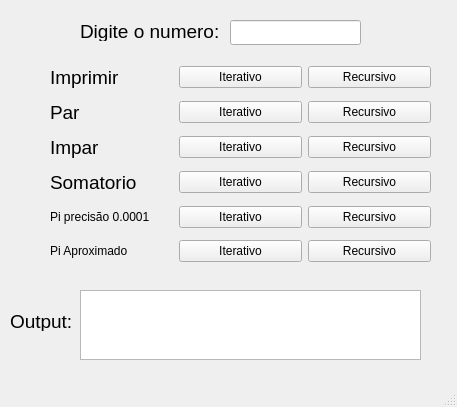
Old version of the form mainwindow.ui in the repository cpedrohenrique1/recursividade.
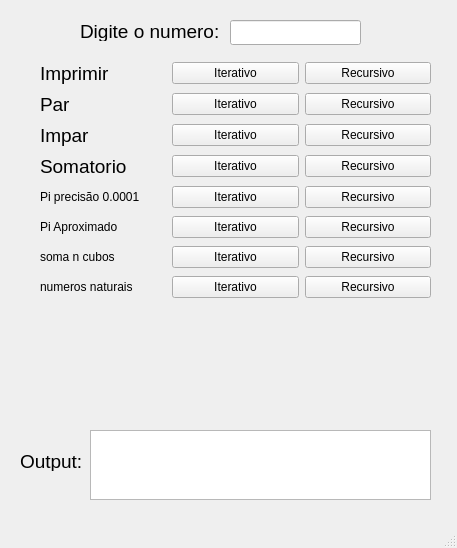
New version of the form.

Patch:
```diff
--- a/mainwindow.ui
+++ b/mainwindow.ui
@@ -7,7 +7,7 @@
     <x>0</x>
     <y>0</y>
     <width>457</width>
-    <height>407</height>
+    <height>548</height>
    </rect>
   </property>
   <property name="windowTitle">
@@ -40,8 +40,8 @@
    <widget class="QTextEdit" name="textEdit_saida">
     <property name="geometry">
      <rect>
-      <x>80</x>
-      <y>290</y>
+      <x>90</x>
+      <y>430</y>
       <width>341</width>
       <height>70</height>
      </rect>
@@ -50,8 +50,8 @@
    <widget class="QLabel" name="label_8">
     <property name="geometry">
      <rect>
-      <x>10</x>
-      <y>310</y>
+      <x>20</x>
+      <y>450</y>
       <width>71</width>
       <height>21</height>
      </rect>
@@ -63,10 +63,10 @@
    <widget class="QWidget" name="layoutWidget">
     <property name="geometry">
      <rect>
-      <x>50</x>
+      <x>40</x>
       <y>60</y>
-      <width>381</width>
-      <height>211</height>
+      <width>391</width>
+      <height>244</height>
      </rect>
     </property>
     <layout class="QVBoxLayout" name="verticalLayout">
@@ -220,6 +220,56 @@
        </item>
       </layout>
      </item>
+     <item>
+      <layout class="QHBoxLayout" name="horizontalLayout_7">
+       <item>
+        <widget class="QLabel" name="label_9">
+         <property name="text">
+          <string>&lt;html&gt;&lt;head/&gt;&lt;body&gt;&lt;p&gt;soma n cubos&lt;/p&gt;&lt;/body&gt;&lt;/html&gt;</string>
+         </property>
+        </widget>
+       </item>
+       <item>
+        <widget class="QPushButton" name="pushButton_iterativoNcubos">
+         <property name="text">
+          <string>Iterativo</string>
+         </property>
+        </widget>
+       </item>
+       <item>
+        <widget class="QPushButton" name="pushButton_recursivoNcubos">
+         <property name="text">
+          <string>Recursivo</string>
+         </property>
+        </widget>
+       </item>
+      </layout>
+     </item>
+     <item>
+      <layout class="QHBoxLayout" name="horizontalLayout_8">
+       <item>
+        <widget class="QLabel" name="label_10">
+         <property name="text">
+          <string>&lt;html&gt;&lt;head/&gt;&lt;body&gt;&lt;p&gt;numeros naturais&lt;/p&gt;&lt;/body&gt;&lt;/html&gt;</string>
+         </property>
+        </widget>
+       </item>
+       <item>
+        <widget class="QPushButton" name="pushButton_iterativoNmnaturais">
+         <property name="text">
+          <string>Iterativo</string>
+         </property>
+        </widget>
+       </item>
+       <item>
+        <widget class="QPushButton" name="pushButton_recursivoNmnaturais">
+         <property name="text">
+          <string>Recursivo</string>
+         </property>
+        </widget>
+       </item>
+      </layout>
+     </item>
     </layout>
    </widget>
   </widget>
```
